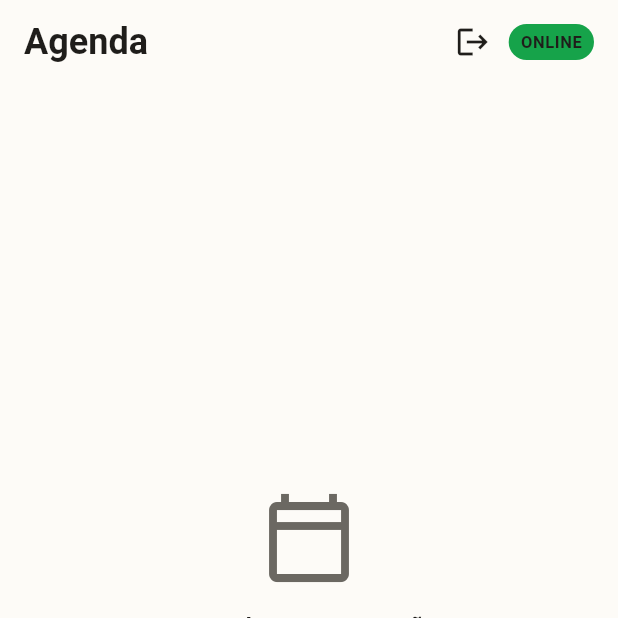
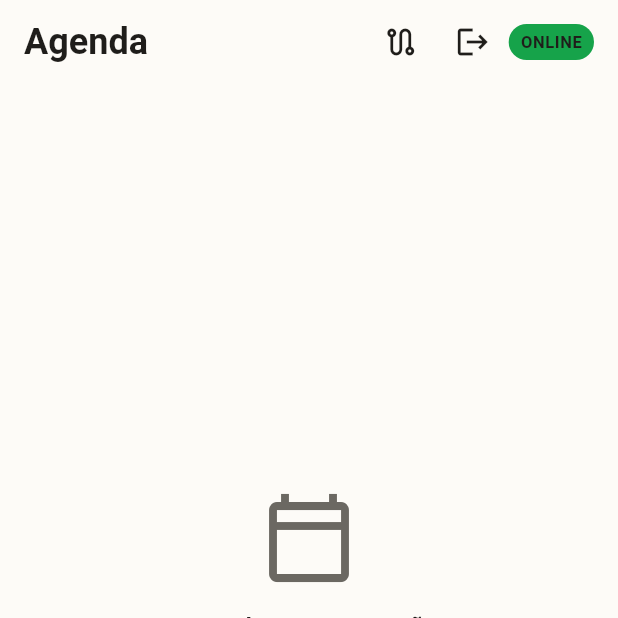
Before and after one commit to ThiagoErik55/cesta_basica_lopez_mobile, a Flutter app: the screen it shows once a user with an empty profile is signed in, on a phone screen of 412 x 824 dp, the top half of it. Run offline on Flutter 3.47's test engine with Material 3 defaults, Android fonts, the phone set to English and light mode, and no system bars; our stand-ins replace cloud_firestore, connectivity_plus, firebase_auth, firebase_core, flutter_riverpod, pdf and 1 more; accounts and stored records are empty; generated files the repository leaves out were written again.

Commit message:
feat(rota): ícone Rotas na aba Agenda e rota nomeada (KAN-45)

```diff
--- a/lib/core/navigation/app_routes.dart
+++ b/lib/core/navigation/app_routes.dart
@@ -38,6 +38,10 @@ class AppRoutes {
   /// alertas.
   static const String estoque = '/estoque';
 
+  /// Cadastro de rotas (KAN-45, RF06): lista, criação, edição e exclusão
+  /// lógica. Aberta pelo ícone "Rotas" da aba Agenda.
+  static const String rotas = '/rotas';
+
   /// Cadastro de cliente (RF01), aberto pelo FAB da aba Clientes.
   static const String cadastroCliente = '/clientes/novo';
 
--- a/lib/features/rota/presentation/agenda_screen.dart
+++ b/lib/features/rota/presentation/agenda_screen.dart
@@ -1,5 +1,6 @@
 import 'package:flutter/material.dart';
 
+import '../../../core/navigation/app_routes.dart';
 import '../../../core/theme/app_spacing.dart';
 import '../../../core/widgets/connection_badge.dart';
 import '../../../core/widgets/empty_state.dart';
@@ -15,9 +16,15 @@ class AgendaScreen extends StatelessWidget {
     return Scaffold(
       appBar: AppBar(
         title: const Text('Agenda'),
-        actions: const [
-          LogoutButton(),
-          Padding(
+        actions: [
+          // Cadastro de rotas (KAN-45): as rotas organizam a agenda.
+          IconButton(
+            tooltip: 'Rotas',
+            icon: const Icon(Icons.route_outlined),
+            onPressed: () => Navigator.of(context).pushNamed(AppRoutes.rotas),
+          ),
+          const LogoutButton(),
+          const Padding(
             padding: EdgeInsets.only(right: AppSpacing.md),
             child: Center(child: ConnectionBadge()),
           ),
--- a/lib/main.dart
+++ b/lib/main.dart
@@ -13,6 +13,7 @@ import 'features/cliente/presentation/detalhes_cliente_screen.dart';
 import 'features/estoque/presentation/estoque_screen.dart';
 import 'features/produto/data/produto_model.dart';
 import 'features/produto/presentation/cadastro_produto_screen.dart';
+import 'features/rota/presentation/rotas_screen.dart';
 import 'features/venda/presentation/assinatura_screen.dart';
 import 'features/venda/presentation/comprovante_pagamento_screen.dart';
 import 'features/venda/presentation/comprovante_providers.dart';
@@ -76,6 +77,7 @@ class CestaBasicaApp extends StatelessWidget {
           cliente: ModalRoute.of(context)!.settings.arguments! as ClienteModel,
         ),
         AppRoutes.estoque: EstoqueScreen.daRota,
+        AppRoutes.rotas: (context) => const RotasScreen(),
         AppRoutes.cadastroProduto: (context) => const CadastroProdutoScreen(),
         AppRoutes.editarProduto: (context) => CadastroProdutoScreen(
           produto: ModalRoute.of(context)!.settings.arguments! as ProdutoModel,
```
